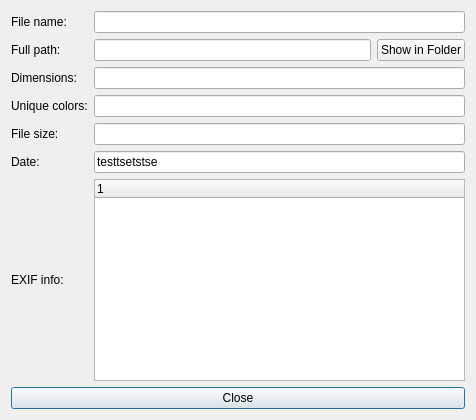
Helios-vmg/Borderless, file src/InfoDialog.ui: the form before one commit.
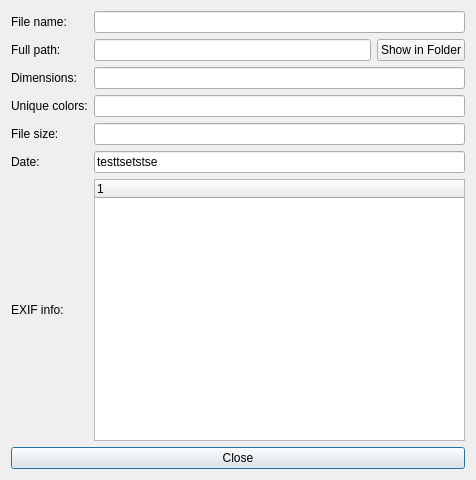
The form after the commit.

Commit message: Fixed missing window title.

What changed in the file:
```diff
--- a/src/InfoDialog.ui
+++ b/src/InfoDialog.ui
@@ -7,7 +7,7 @@
     <x>0</x>
     <y>0</y>
     <width>476</width>
-    <height>420</height>
+    <height>480</height>
    </rect>
   </property>
   <property name="windowTitle">
```
Left out of the diff: 2 changed lines with no effect on the pictures.
